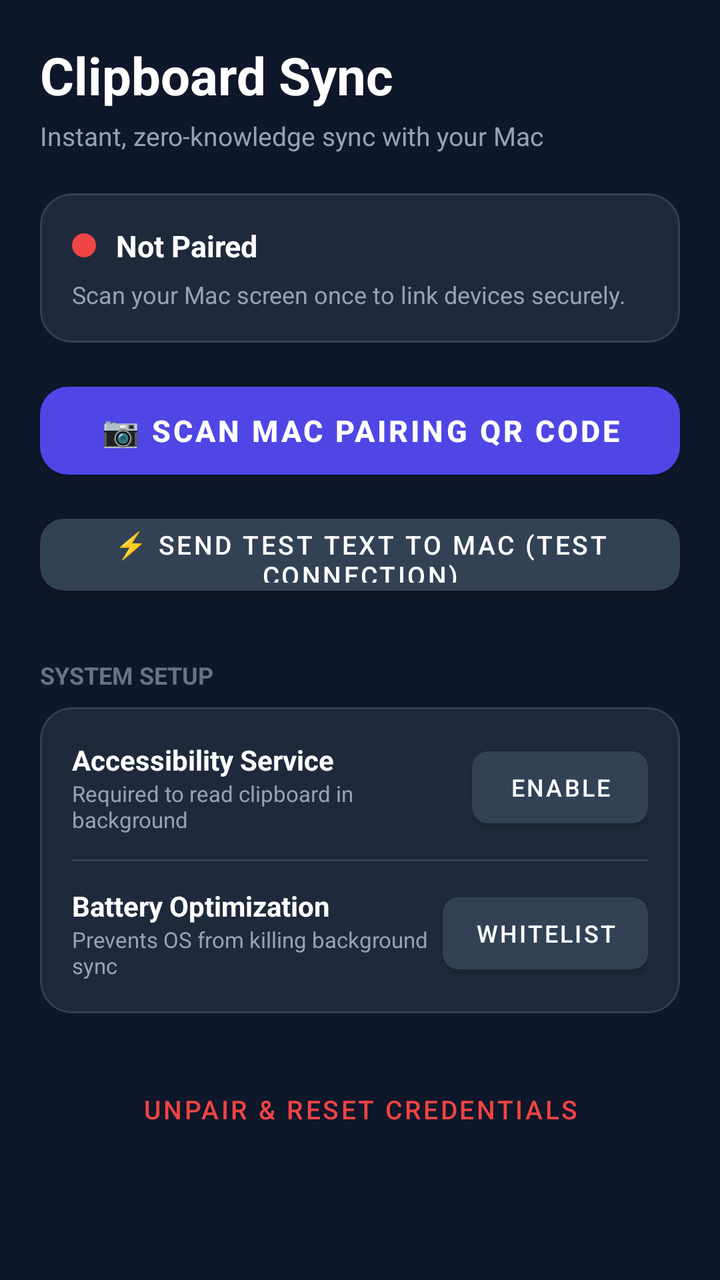
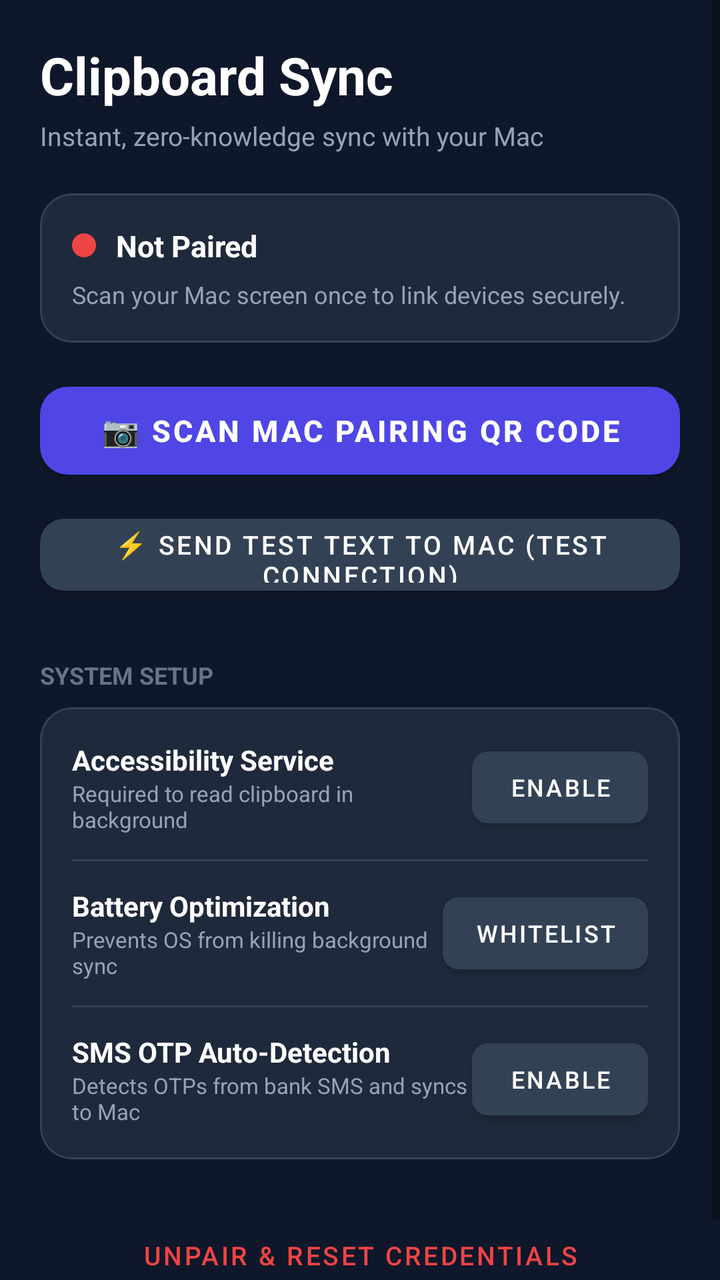

The first picture is an Android layout as it rendered before a commit; the second is the same layout after the commit. The layout source and the unified diff follow.
<!-- AndroidManifest.xml: application theme Theme.ClipboardSync -->
<!-- res/layout/activity_main.xml -->
<?xml version="1.0" encoding="utf-8"?>
<ScrollView xmlns:android="http://schemas.android.com/apk/res/android"
    xmlns:app="http://schemas.android.com/apk/res-auto"
    android:layout_width="match_parent"
    android:layout_height="match_parent"
    android:background="@color/bg_main"
    android:fillViewport="true">

    <LinearLayout
        android:layout_width="match_parent"
        android:layout_height="wrap_content"
        android:orientation="vertical"
        android:padding="20dp">

        
        <TextView
            android:layout_width="wrap_content"
            android:layout_height="wrap_content"
            android:text="Clipboard Sync"
            android:textColor="@color/white"
            android:textSize="26sp"
            android:textStyle="bold" />

        <TextView
            android:layout_width="wrap_content"
            android:layout_height="wrap_content"
            android:layout_marginTop="4dp"
            android:text="Instant, zero-knowledge sync with your Mac"
            android:textColor="#94A3B8"
            android:textSize="13sp" />

        
        <com.google.android.material.card.MaterialCardView
            android:layout_width="match_parent"
            android:layout_height="wrap_content"
            android:layout_marginTop="20dp"
            app:cardBackgroundColor="@color/bg_card"
            app:cardCornerRadius="16dp"
            app:cardElevation="0dp"
            app:strokeColor="#334155"
            app:strokeWidth="1dp">

            <LinearLayout
                android:layout_width="match_parent"
                android:layout_height="wrap_content"
                android:orientation="vertical"
                android:padding="16dp">

                <LinearLayout
                    android:layout_width="match_parent"
                    android:layout_height="wrap_content"
                    android:gravity="center_vertical"
                    android:orientation="horizontal">

                    <View
                        android:id="@+id/viewStatusDot"
                        android:layout_width="12dp"
                        android:layout_height="12dp"
                        android:background="@drawable/bg_circle_status" />

                    <TextView
                        android:id="@+id/tvStatusText"
                        android:layout_width="wrap_content"
                        android:layout_height="wrap_content"
                        android:layout_marginStart="10dp"
                        android:text="Not Paired"
                        android:textColor="@color/white"
                        android:textSize="15sp"
                        android:textStyle="bold" />
                </LinearLayout>

                <TextView
                    android:id="@+id/tvStatusSubtext"
                    android:layout_width="wrap_content"
                    android:layout_height="wrap_content"
                    android:layout_marginTop="6dp"
                    android:text="Scan your Mac screen once to link devices securely."
                    android:textColor="#94A3B8"
                    android:textSize="12sp" />

            </LinearLayout>
        </com.google.android.material.card.MaterialCardView>

        
        <com.google.android.material.button.MaterialButton
            android:id="@+id/btnScanQR"
            android:layout_width="match_parent"
            android:layout_height="56dp"
            android:layout_marginTop="16dp"
            android:text="📷 Scan Mac Pairing QR Code"
            android:textColor="@color/white"
            android:textSize="15sp"
            android:textStyle="bold"
            app:backgroundTint="@color/purple_500"
            app:cornerRadius="14dp" />

        <com.google.android.material.button.MaterialButton
            android:id="@+id/btnTestSync"
            android:layout_width="match_parent"
            android:layout_height="48dp"
            android:layout_marginTop="10dp"
            android:text="⚡ Send Test Text to Mac (Test Connection)"
            android:textColor="@color/white"
            android:textSize="13sp"
            app:backgroundTint="#334155"
            app:cornerRadius="12dp" />

        
        <TextView
            android:layout_width="wrap_content"
            android:layout_height="wrap_content"
            android:layout_marginTop="28dp"
            android:text="SYSTEM SETUP"
            android:textColor="#64748B"
            android:textSize="12sp"
            android:textStyle="bold" />

        <com.google.android.material.card.MaterialCardView
            android:layout_width="match_parent"
            android:layout_height="wrap_content"
            android:layout_marginTop="8dp"
            app:cardBackgroundColor="@color/bg_card"
            app:cardCornerRadius="16dp"
            app:cardElevation="0dp"
            app:strokeColor="#334155"
            app:strokeWidth="1dp">

            <LinearLayout
                android:layout_width="match_parent"
                android:layout_height="wrap_content"
                android:orientation="vertical"
                android:padding="16dp">

                
                <LinearLayout
                    android:layout_width="match_parent"
                    android:layout_height="wrap_content"
                    android:gravity="center_vertical"
                    android:orientation="horizontal">

                    <LinearLayout
                        android:layout_width="0dp"
                        android:layout_height="wrap_content"
                        android:layout_weight="1"
                        android:orientation="vertical">

                        <TextView
                            android:layout_width="wrap_content"
                            android:layout_height="wrap_content"
                            android:text="Accessibility Service"
                            android:textColor="@color/white"
                            android:textSize="14sp"
                            android:textStyle="bold" />

                        <TextView
                            android:layout_width="wrap_content"
                            android:layout_height="wrap_content"
                            android:text="Required to read clipboard in background"
                            android:textColor="#94A3B8"
                            android:textSize="11sp" />
                    </LinearLayout>

                    <com.google.android.material.button.MaterialButton
                        android:id="@+id/btnEnableAccessibility"
                        android:layout_width="wrap_content"
                        android:layout_height="wrap_content"
                        android:text="Enable"
                        android:textSize="12sp"
                        app:backgroundTint="#334155"
                        app:cornerRadius="8dp" />
                </LinearLayout>

                <View
                    android:layout_width="match_parent"
                    android:layout_height="1dp"
                    android:layout_marginVertical="12dp"
                    android:background="#334155" />

                
                <LinearLayout
                    android:layout_width="match_parent"
                    android:layout_height="wrap_content"
                    android:gravity="center_vertical"
                    android:orientation="horizontal">

                    <LinearLayout
                        android:layout_width="0dp"
                        android:layout_height="wrap_content"
                        android:layout_weight="1"
                        android:orientation="vertical">

                        <TextView
                            android:layout_width="wrap_content"
                            android:layout_height="wrap_content"
                            android:text="Battery Optimization"
                            android:textColor="@color/white"
                            android:textSize="14sp"
                            android:textStyle="bold" />

                        <TextView
                            android:layout_width="wrap_content"
                            android:layout_height="wrap_content"
                            android:text="Prevents OS from killing background sync"
                            android:textColor="#94A3B8"
                            android:textSize="11sp" />
                    </LinearLayout>

                    <com.google.android.material.button.MaterialButton
                        android:id="@+id/btnIgnoreBattery"
                        android:layout_width="wrap_content"
                        android:layout_height="wrap_content"
                        android:text="Whitelist"
                        android:textSize="12sp"
                        app:backgroundTint="#334155"
                        app:cornerRadius="8dp" />
                </LinearLayout>

            </LinearLayout>
        </com.google.android.material.card.MaterialCardView>

        
        <com.google.android.material.button.MaterialButton
            android:id="@+id/btnUnpair"
            style="@style/Widget.MaterialComponents.Button.TextButton"
            android:layout_width="match_parent"
            android:layout_height="wrap_content"
            android:layout_marginTop="24dp"
            android:text="Unpair &amp; Reset Credentials"
            android:textColor="#EF4444"
            android:textSize="13sp" />

    </LinearLayout>
</ScrollView>
<!-- resources referenced by this layout -->
<resources>
  <color name="bg_card">#1E293B</color>
  <color name="bg_main">#0F172A</color>
  <color name="purple_500">#4F46E5</color>
  <color name="white">#FFFFFFFF</color>
  <!-- drawable bg_circle_status (drawable) -->
  <?xml version="1.0" encoding="utf-8"?>
  <shape xmlns:android="http://schemas.android.com/apk/res/android"
      android:shape="oval">
      <solid android:color="@color/status_red" />
      <size android:width="12dp" android:height="12dp" />
  </shape>
  <style name="Theme.ClipboardSync" parent="Theme.MaterialComponents.DayNight.NoActionBar">
          <item name="colorPrimary">@color/purple_500</item>
          <item name="colorPrimaryVariant">@color/purple_700</item>
          <item name="colorOnPrimary">@color/white</item>
          <item name="android:statusBarColor">@color/bg_main</item>
          <item name="android:windowBackground">@color/bg_main</item>
      </style>
  <color name="status_red">#EF4444</color>
  <color name="purple_700">#4338CA</color>
</resources>

<!-- the commit's change to res/layout/activity_main.xml (unified diff, before → after) -->
@@ -215,6 +215,51 @@
                         app:cornerRadius="8dp" />
                 </LinearLayout>
 
+                <View
+                    android:layout_width="match_parent"
+                    android:layout_height="1dp"
+                    android:layout_marginVertical="12dp"
+                    android:background="#334155" />
+
+                
+                <LinearLayout
+                    android:layout_width="match_parent"
+                    android:layout_height="wrap_content"
+                    android:gravity="center_vertical"
+                    android:orientation="horizontal">
+
+                    <LinearLayout
+                        android:layout_width="0dp"
+                        android:layout_height="wrap_content"
+                        android:layout_weight="1"
+                        android:orientation="vertical">
+
+                        <TextView
+                            android:layout_width="wrap_content"
+                            android:layout_height="wrap_content"
+                            android:text="SMS OTP Auto-Detection"
+                            android:textColor="@color/white"
+                            android:textSize="14sp"
+                            android:textStyle="bold" />
+
+                        <TextView
+                            android:layout_width="wrap_content"
+                            android:layout_height="wrap_content"
+                            android:text="Detects OTPs from bank SMS and syncs to Mac"
+                            android:textColor="#94A3B8"
+                            android:textSize="11sp" />
+                    </LinearLayout>
+
+                    <com.google.android.material.button.MaterialButton
+                        android:id="@+id/btnEnableSmsOtp"
+                        android:layout_width="wrap_content"
+                        android:layout_height="wrap_content"
+                        android:text="Enable"
+                        android:textSize="12sp"
+                        app:backgroundTint="#334155"
+                        app:cornerRadius="8dp" />
+                </LinearLayout>
+
             </LinearLayout>
         </com.google.android.material.card.MaterialCardView>
 
